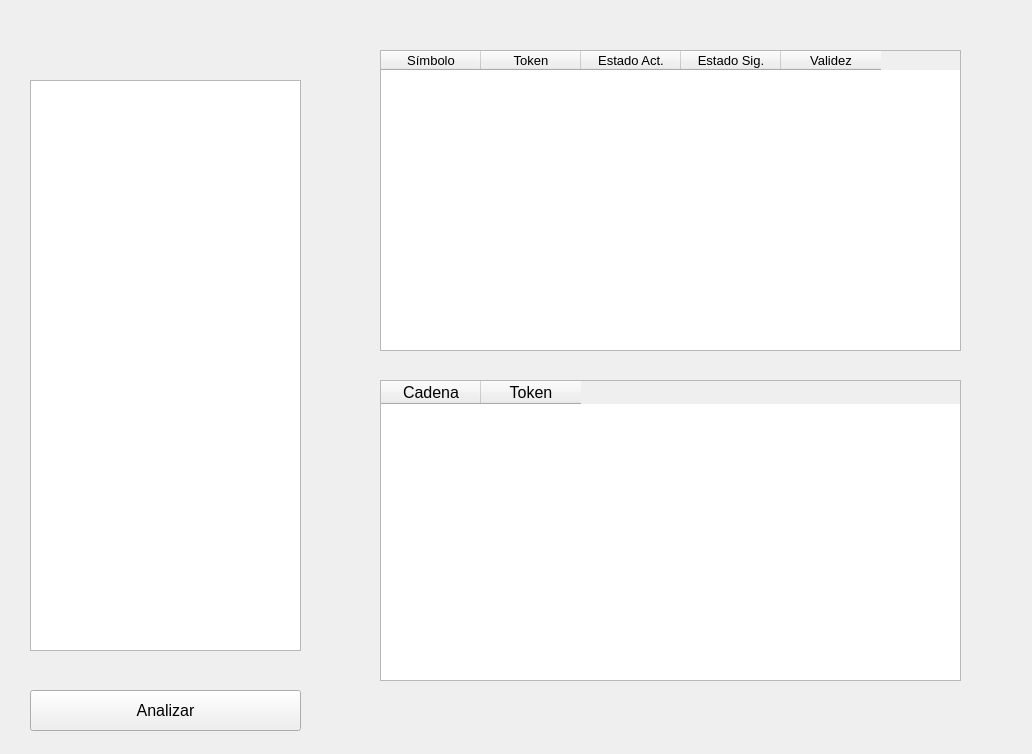
Old version of the form UI.ui in the repository Dario19999/lexical-analyzer.
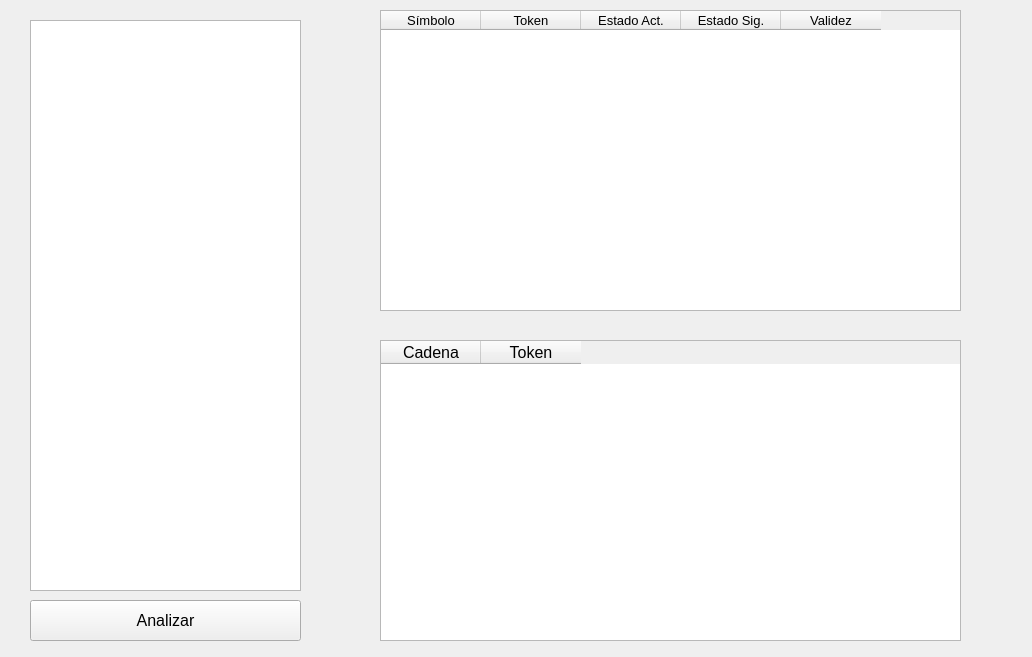
New version of the form.

Commit message: interfaz mas pequeña

```diff
--- a/UI.ui
+++ b/UI.ui
@@ -7,7 +7,7 @@
     <x>0</x>
     <y>0</y>
     <width>1032</width>
-    <height>754</height>
+    <height>657</height>
    </rect>
   </property>
   <property name="font">
@@ -26,7 +26,7 @@
     <property name="geometry">
      <rect>
       <x>30</x>
-      <y>80</y>
+      <y>20</y>
       <width>271</width>
       <height>571</height>
      </rect>
@@ -41,7 +41,7 @@
     <property name="geometry">
      <rect>
       <x>380</x>
-      <y>50</y>
+      <y>10</y>
       <width>581</width>
       <height>301</height>
      </rect>
@@ -84,7 +84,7 @@
     <property name="geometry">
      <rect>
       <x>30</x>
-      <y>690</y>
+      <y>600</y>
       <width>271</width>
       <height>41</height>
      </rect>
@@ -97,7 +97,7 @@
     <property name="geometry">
      <rect>
       <x>380</x>
-      <y>380</y>
+      <y>340</y>
       <width>581</width>
       <height>301</height>
      </rect>
```
